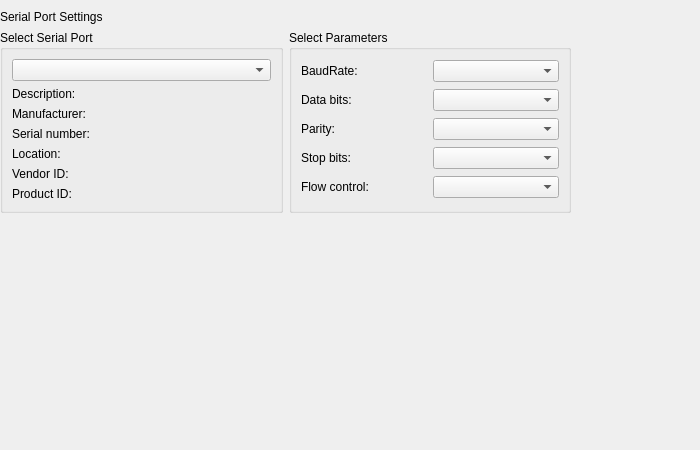
wicked-rose/UniversalGaming, file UniversalGamingApp/settingswidget.ui: the form before one commit.
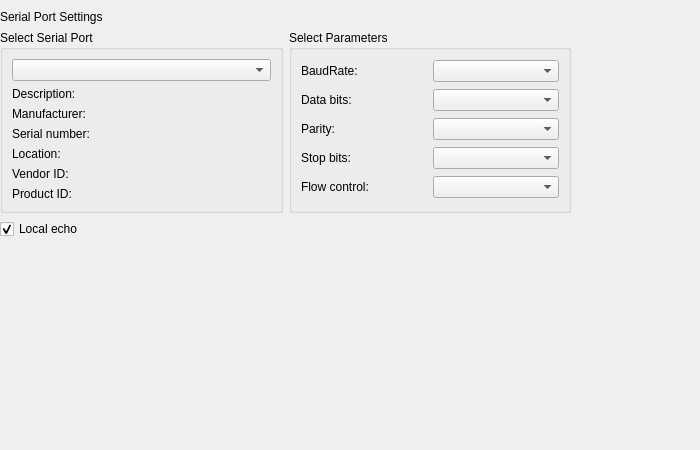
The form after the commit.

```diff
--- a/UniversalGamingApp/settingswidget.ui
+++ b/UniversalGamingApp/settingswidget.ui
@@ -147,6 +147,16 @@
       </item>
      </layout>
     </item>
+    <item>
+     <widget class="QCheckBox" name="localEchoCheckBox">
+      <property name="text">
+       <string>Local echo</string>
+      </property>
+      <property name="checked">
+       <bool>true</bool>
+      </property>
+     </widget>
+    </item>
     <item>
      <spacer name="verticalSpacer">
       <property name="orientation">
```
